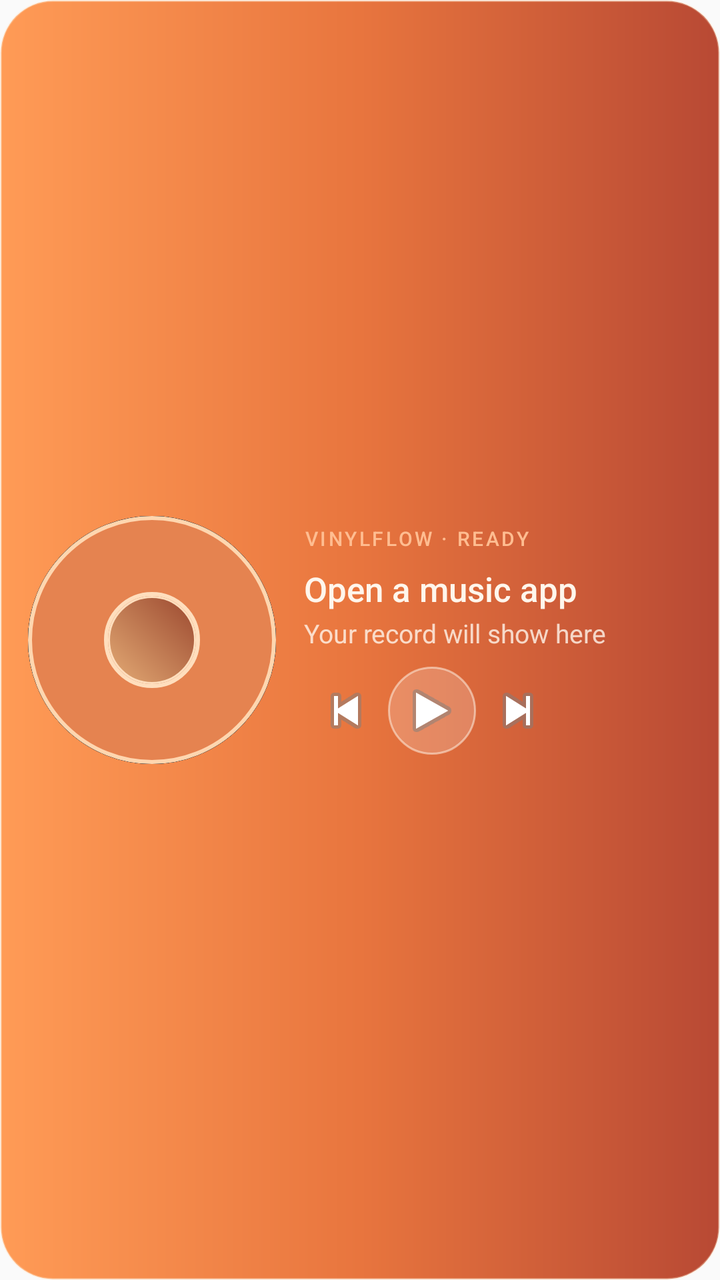
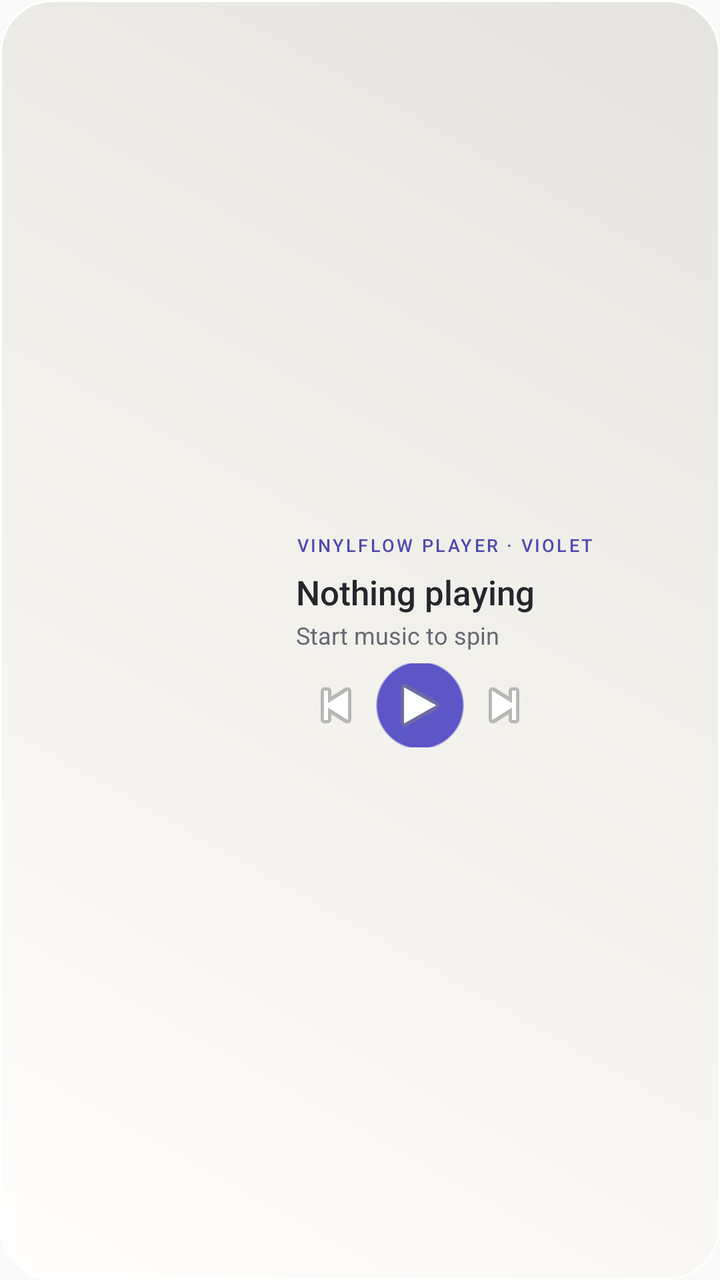

Before-and-after screenshots of an Android layout around one commit, followed by the original layout XML and the change that was made.
<!-- AndroidManifest.xml: application theme Theme.VinylFlow -->
<!-- res/layout/widget_vinyl.xml -->
<?xml version="1.0" encoding="utf-8"?>
<FrameLayout xmlns:android="http://schemas.android.com/apk/res/android"
    android:id="@+id/widget_root"
    android:layout_width="match_parent"
    android:layout_height="match_parent"
    android:background="@drawable/widget_panel_background"
    android:padding="14dp">

    <LinearLayout
        android:layout_width="match_parent"
        android:layout_height="match_parent"
        android:gravity="center_vertical"
        android:orientation="horizontal">

        <FrameLayout
            android:layout_width="124dp"
            android:layout_height="124dp"
            android:layout_marginEnd="14dp"
            android:contentDescription="Vinyl record with album artwork">

            <ImageView
                android:layout_width="match_parent"
                android:layout_height="match_parent"
                android:contentDescription="Vinyl grooves"
                android:src="@drawable/widget_vinyl_disc" />

            <ImageView
                android:id="@+id/widget_artwork"
                android:layout_width="48dp"
                android:layout_height="48dp"
                android:layout_gravity="center"
                android:background="@drawable/widget_artwork_ring"
                android:contentDescription="Album artwork"
                android:padding="2dp"
                android:scaleType="centerCrop"
                android:src="@drawable/widget_artwork_placeholder" />
        </FrameLayout>

        <LinearLayout
            android:layout_width="0dp"
            android:layout_height="wrap_content"
            android:layout_weight="1"
            android:gravity="center_vertical"
            android:orientation="vertical">

            <TextView
                android:id="@+id/widget_source"
                android:layout_width="match_parent"
                android:layout_height="wrap_content"
                android:ellipsize="end"
                android:fontFamily="sans-serif-medium"
                android:letterSpacing="0.12"
                android:maxLines="1"
                android:text="VINYLFLOW · READY"
                android:textColor="#FFFFBD91"
                android:textSize="10sp" />

            <TextView
                android:id="@+id/widget_track_title"
                android:layout_width="match_parent"
                android:layout_height="wrap_content"
                android:layout_marginTop="7dp"
                android:ellipsize="end"
                android:fontFamily="sans-serif-medium"
                android:maxLines="1"
                android:text="Open a music app"
                android:textColor="#FFFFF6EC"
                android:textSize="17sp" />

            <TextView
                android:id="@+id/widget_track_artist"
                android:layout_width="match_parent"
                android:layout_height="wrap_content"
                android:layout_marginTop="2dp"
                android:ellipsize="end"
                android:maxLines="1"
                android:text="Your record will show here"
                android:textColor="#CCFFF6EC"
                android:textSize="13sp" />

            <LinearLayout
                android:layout_width="wrap_content"
                android:layout_height="44dp"
                android:layout_marginTop="8dp"
                android:gravity="center_vertical"
                android:orientation="horizontal">

                <ImageButton
                    android:id="@+id/widget_previous"
                    android:layout_width="42dp"
                    android:layout_height="42dp"
                    android:background="@android:color/transparent"
                    android:contentDescription="Previous track"
                    android:padding="10dp"
                    android:src="@android:drawable/ic_media_previous" />

                <ImageButton
                    android:id="@+id/widget_play_pause"
                    android:layout_width="44dp"
                    android:layout_height="44dp"
                    android:background="@drawable/widget_play_button"
                    android:contentDescription="Play or pause"
                    android:padding="11dp"
                    android:src="@android:drawable/ic_media_play" />

                <ImageButton
                    android:id="@+id/widget_next"
                    android:layout_width="42dp"
                    android:layout_height="42dp"
                    android:background="@android:color/transparent"
                    android:contentDescription="Next track"
                    android:padding="10dp"
                    android:src="@android:drawable/ic_media_next" />
            </LinearLayout>
        </LinearLayout>
    </LinearLayout>
</FrameLayout>
<!-- resources referenced by this layout -->
<resources>
  <!-- drawable widget_artwork_placeholder (drawable) -->
  <?xml version="1.0" encoding="utf-8"?>
  <shape xmlns:android="http://schemas.android.com/apk/res/android" android:shape="oval">
      <gradient android:angle="45" android:startColor="#FFE4AB75" android:endColor="#FF9B482F" />
      <stroke android:width="1dp" android:color="#FFFFDEBD" />
  </shape>
  <!-- drawable widget_artwork_ring (drawable) -->
  <?xml version="1.0" encoding="utf-8"?>
  <shape xmlns:android="http://schemas.android.com/apk/res/android" android:shape="oval">
      <solid android:color="#FFC9794F" />
      <stroke android:width="2dp" android:color="#FFFFDEBD" />
  </shape>
  <!-- drawable widget_panel_background (drawable) -->
  <?xml version="1.0" encoding="utf-8"?>
  <shape xmlns:android="http://schemas.android.com/apk/res/android" android:shape="rectangle">
      <gradient android:angle="0" android:startColor="#FF9B56" android:centerColor="#E8753E" android:endColor="#B84934" />
      <corners android:radius="26dp" />
      <stroke android:width="1dp" android:color="#55FFE3C6" />
  </shape>
  <!-- drawable widget_play_button (drawable) -->
  <?xml version="1.0" encoding="utf-8"?>
  <shape xmlns:android="http://schemas.android.com/apk/res/android" android:shape="oval">
      <solid android:color="#33FFFFFF" />
      <stroke android:width="1dp" android:color="#88FFF4E7" />
  </shape>
  <!-- drawable widget_vinyl_disc (drawable) -->
  <?xml version="1.0" encoding="utf-8"?>
  <layer-list xmlns:android="http://schemas.android.com/apk/res/android">
      <item><shape android:shape="oval"><solid android:color="#FF171719" /></shape></item>
      <item android:inset="5dp"><shape android:shape="oval"><solid android:color="#FF1B1B1E" /><stroke android:width="1dp" android:color="#FF38383B" /></shape></item>
      <item android:inset="11dp"><shape android:shape="oval"><solid android:color="#FF171719" /><stroke android:width="1dp" android:color="#FF343437" /></shape></item>
      <item android:inset="18dp"><shape android:shape="oval"><solid android:color="#FF1B1B1E" /><stroke android:width="1dp" android:color="#FF3A3A3D" /></shape></item>
      <item android:inset="26dp"><shape android:shape="oval"><solid android:color="#FF161618" /><stroke android:width="1dp" android:color="#FF303033" /></shape></item>
      <item android:inset="34dp"><shape android:shape="oval"><solid android:color="#FF1B1B1E" /><stroke android:width="1dp" android:color="#FF37373A" /></shape></item>
      <item android:inset="42dp"><shape android:shape="oval"><solid android:color="#FF161618" /><stroke android:width="1dp" android:color="#FF2D2D30" /></shape></item>
      <item android:inset="48dp"><shape android:shape="oval"><solid android:color="#FFE58350" /><stroke android:width="2dp" android:color="#FFFFD6AF" /></shape></item>
  </layer-list>
  <style name="Theme.VinylFlow" parent="android:Theme.Material.Light.NoActionBar" />
</resources>

<!-- the commit's change to res/layout/widget_vinyl.xml (unified diff, before → after) -->
@@ -4,7 +4,7 @@
     android:layout_width="match_parent"
     android:layout_height="match_parent"
     android:background="@drawable/widget_panel_background"
-    android:padding="14dp">
+    android:padding="12dp">
 
     <LinearLayout
         android:layout_width="match_parent"
@@ -12,29 +12,12 @@
         android:gravity="center_vertical"
         android:orientation="horizontal">
 
-        <FrameLayout
+        <ImageView
+            android:id="@+id/widget_record"
             android:layout_width="124dp"
             android:layout_height="124dp"
-            android:layout_marginEnd="14dp"
-            android:contentDescription="Vinyl record with album artwork">
-
-            <ImageView
-                android:layout_width="match_parent"
-                android:layout_height="match_parent"
-                android:contentDescription="Vinyl grooves"
-                android:src="@drawable/widget_vinyl_disc" />
-
-            <ImageView
-                android:id="@+id/widget_artwork"
-                android:layout_width="48dp"
-                android:layout_height="48dp"
-                android:layout_gravity="center"
-                android:background="@drawable/widget_artwork_ring"
-                android:contentDescription="Album artwork"
-                android:padding="2dp"
-                android:scaleType="centerCrop"
-                android:src="@drawable/widget_artwork_placeholder" />
-        </FrameLayout>
+            android:layout_marginEnd="12dp"
+            android:contentDescription="Spinning vinyl record with album art" />
 
         <LinearLayout
             android:layout_width="0dp"
@@ -51,20 +34,20 @@
                 android:fontFamily="sans-serif-medium"
                 android:letterSpacing="0.12"
                 android:maxLines="1"
-                android:text="VINYLFLOW · READY"
-                android:textColor="#FFFFBD91"
-                android:textSize="10sp" />
+                android:text="VINYLFLOW PLAYER · VIOLET"
+                android:textColor="#FF514AB0"
+                android:textSize="9sp" />
 
             <TextView
                 android:id="@+id/widget_track_title"
                 android:layout_width="match_parent"
                 android:layout_height="wrap_content"
-                android:layout_marginTop="7dp"
+                android:layout_marginTop="6dp"
                 android:ellipsize="end"
                 android:fontFamily="sans-serif-medium"
                 android:maxLines="1"
-                android:text="Open a music app"
-                android:textColor="#FFFFF6EC"
+                android:text="Nothing playing"
+                android:textColor="#FF25252C"
                 android:textSize="17sp" />
 
             <TextView
@@ -74,21 +57,21 @@
                 android:layout_marginTop="2dp"
                 android:ellipsize="end"
                 android:maxLines="1"
-                android:text="Your record will show here"
-                android:textColor="#CCFFF6EC"
-                android:textSize="13sp" />
+                android:text="Start music to spin"
+                android:textColor="#FF686873"
+                android:textSize="12sp" />
 
             <LinearLayout
                 android:layout_width="wrap_content"
-                android:layout_height="44dp"
-                android:layout_marginTop="8dp"
+                android:layout_height="42dp"
+                android:layout_marginTop="6dp"
                 android:gravity="center_vertical"
                 android:orientation="horizontal">
 
                 <ImageButton
                     android:id="@+id/widget_previous"
-                    android:layout_width="42dp"
-                    android:layout_height="42dp"
+                    android:layout_width="40dp"
+                    android:layout_height="40dp"
                     android:background="@android:color/transparent"
                     android:contentDescription="Previous track"
                     android:padding="10dp"
@@ -98,15 +81,15 @@
                     android:id="@+id/widget_play_pause"
                     android:layout_width="44dp"
                     android:layout_height="44dp"
-                    android:background="@drawable/widget_play_button"
+                    android:background="@drawable/widget_play_button_violet"
                     android:contentDescription="Play or pause"
                     android:padding="11dp"
                     android:src="@android:drawable/ic_media_play" />
 
                 <ImageButton
                     android:id="@+id/widget_next"
-                    android:layout_width="42dp"
-                    android:layout_height="42dp"
+                    android:layout_width="40dp"
+                    android:layout_height="40dp"
                     android:background="@android:color/transparent"
                     android:contentDescription="Next track"
                     android:padding="10dp"
<!-- resource entries referenced after the edit -->
@@ -1,42 +1,17 @@
 <!-- resources referenced by this layout -->
 <resources>
-  <!-- drawable widget_artwork_placeholder (drawable) -->
-  <?xml version="1.0" encoding="utf-8"?>
-  <shape xmlns:android="http://schemas.android.com/apk/res/android" android:shape="oval">
-      <gradient android:angle="45" android:startColor="#FFE4AB75" android:endColor="#FF9B482F" />
-      <stroke android:width="1dp" android:color="#FFFFDEBD" />
-  </shape>
-  <!-- drawable widget_artwork_ring (drawable) -->
-  <?xml version="1.0" encoding="utf-8"?>
-  <shape xmlns:android="http://schemas.android.com/apk/res/android" android:shape="oval">
-      <solid android:color="#FFC9794F" />
-      <stroke android:width="2dp" android:color="#FFFFDEBD" />
-  </shape>
   <!-- drawable widget_panel_background (drawable) -->
   <?xml version="1.0" encoding="utf-8"?>
   <shape xmlns:android="http://schemas.android.com/apk/res/android" android:shape="rectangle">
-      <gradient android:angle="0" android:startColor="#FF9B56" android:centerColor="#E8753E" android:endColor="#B84934" />
+      <gradient android:angle="45" android:startColor="#FFFFFEFC" android:centerColor="#FFF3F1EC" android:endColor="#FFE5E4E0" />
       <corners android:radius="26dp" />
-      <stroke android:width="1dp" android:color="#55FFE3C6" />
+      <stroke android:width="1dp" android:color="#FFFFFFFF" />
   </shape>
-  <!-- drawable widget_play_button (drawable) -->
-  <?xml version="1.0" encoding="utf-8"?>
+  <!-- drawable widget_play_button_violet (drawable) -->
   <shape xmlns:android="http://schemas.android.com/apk/res/android" android:shape="oval">
-      <solid android:color="#33FFFFFF" />
-      <stroke android:width="1dp" android:color="#88FFF4E7" />
+      <solid android:color="#FF5C56C7" />
+      <stroke android:width="1dp" android:color="#665C56C7" />
   </shape>
-  <!-- drawable widget_vinyl_disc (drawable) -->
-  <?xml version="1.0" encoding="utf-8"?>
-  <layer-list xmlns:android="http://schemas.android.com/apk/res/android">
-      <item><shape android:shape="oval"><solid android:color="#FF171719" /></shape></item>
-      <item android:inset="5dp"><shape android:shape="oval"><solid android:color="#FF1B1B1E" /><stroke android:width="1dp" android:color="#FF38383B" /></shape></item>
-      <item android:inset="11dp"><shape android:shape="oval"><solid android:color="#FF171719" /><stroke android:width="1dp" android:color="#FF343437" /></shape></item>
-      <item android:inset="18dp"><shape android:shape="oval"><solid android:color="#FF1B1B1E" /><stroke android:width="1dp" android:color="#FF3A3A3D" /></shape></item>
-      <item android:inset="26dp"><shape android:shape="oval"><solid android:color="#FF161618" /><stroke android:width="1dp" android:color="#FF303033" /></shape></item>
-      <item android:inset="34dp"><shape android:shape="oval"><solid android:color="#FF1B1B1E" /><stroke android:width="1dp" android:color="#FF37373A" /></shape></item>
-      <item android:inset="42dp"><shape android:shape="oval"><solid android:color="#FF161618" /><stroke android:width="1dp" android:color="#FF2D2D30" /></shape></item>
-      <item android:inset="48dp"><shape android:shape="oval"><solid android:color="#FFE58350" /><stroke android:width="2dp" android:color="#FFFFD6AF" /></shape></item>
-  </layer-list>
   <style name="Theme.VinylFlow" parent="android:Theme.Material.Light.NoActionBar" />
 </resources>
 
